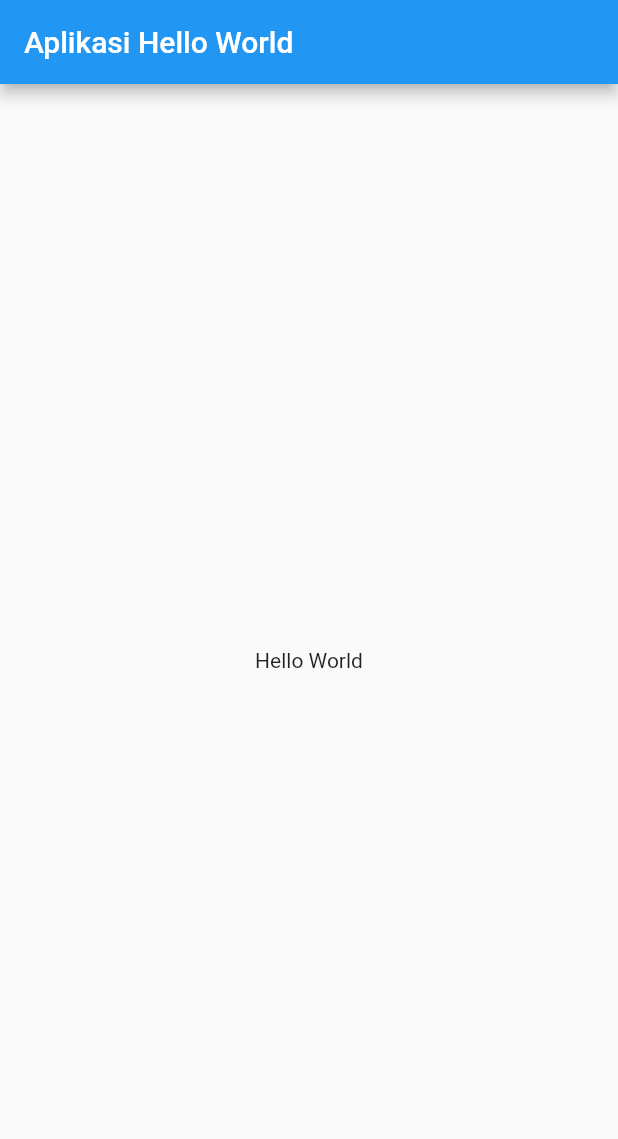
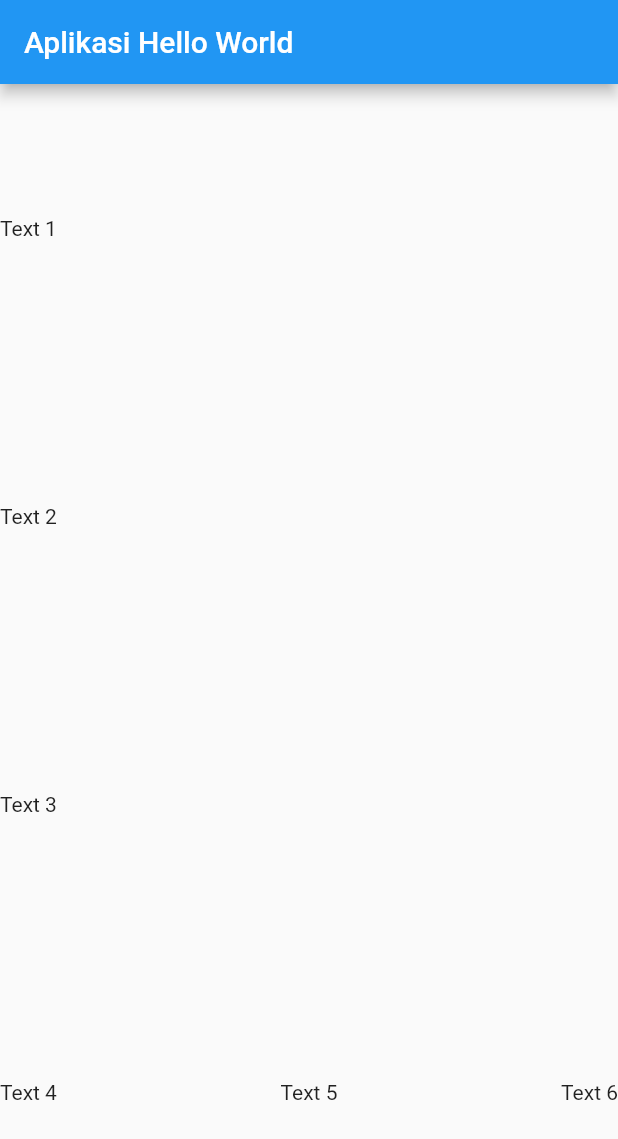
Before and after one commit to tryoasnafi/flutter-fundamental, a Flutter app: the screen it shows after launch, on a phone screen of 412 x 824 dp. Shown: the top 1139 px of the screen. Run offline on Flutter 3.47's test engine with Material 2 defaults, Android fonts, the phone set to English and light mode, and no system bars.

Commit message:
Row and Column Widget

```diff
--- a/lib/main.dart
+++ b/lib/main.dart
@@ -10,8 +10,22 @@ class MyApp extends StatelessWidget {
         appBar: AppBar(
           title: Text('Aplikasi Hello World'),
         ),
-        body: Center(
-          child: Text('Hello World'),
+        body: Column(
+          crossAxisAlignment: CrossAxisAlignment.start,
+          mainAxisAlignment: MainAxisAlignment.spaceAround,
+          children: [
+            Text('Text 1'),
+            Text('Text 2'),
+            Text('Text 3'),
+            Row(
+              mainAxisAlignment: MainAxisAlignment.spaceBetween,
+              children: [
+                Text('Text 4'),
+                Text('Text 5'),
+                Text('Text 6'),
+              ],
+            ),
+          ],
         ),
       ),
     );
```
